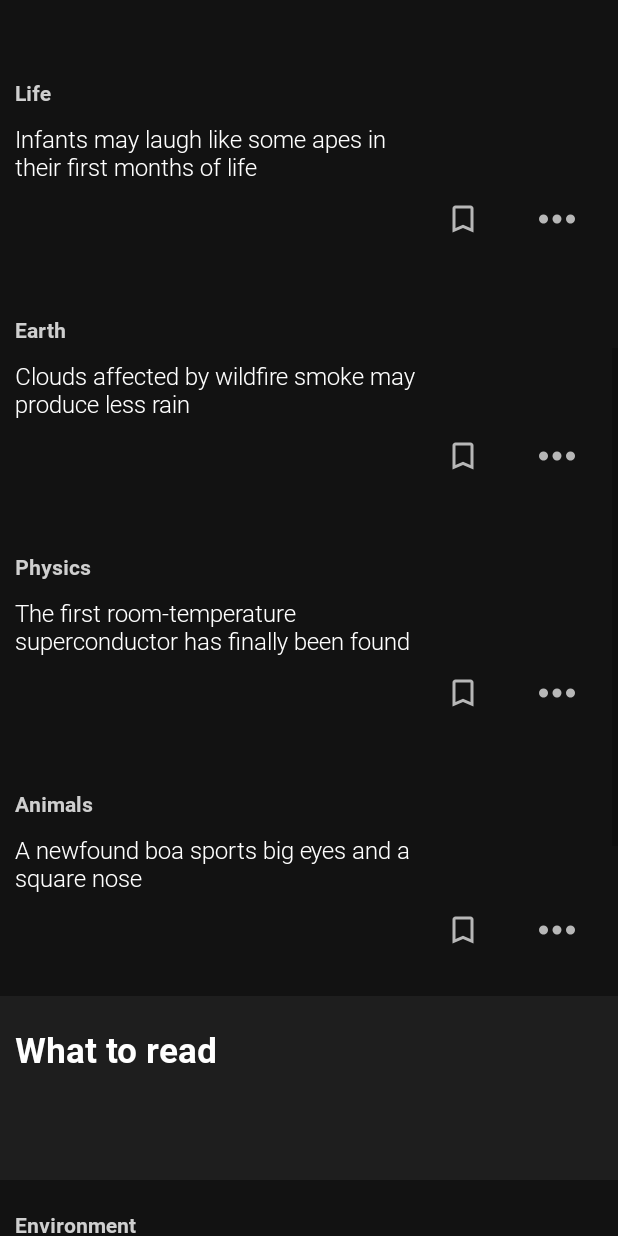
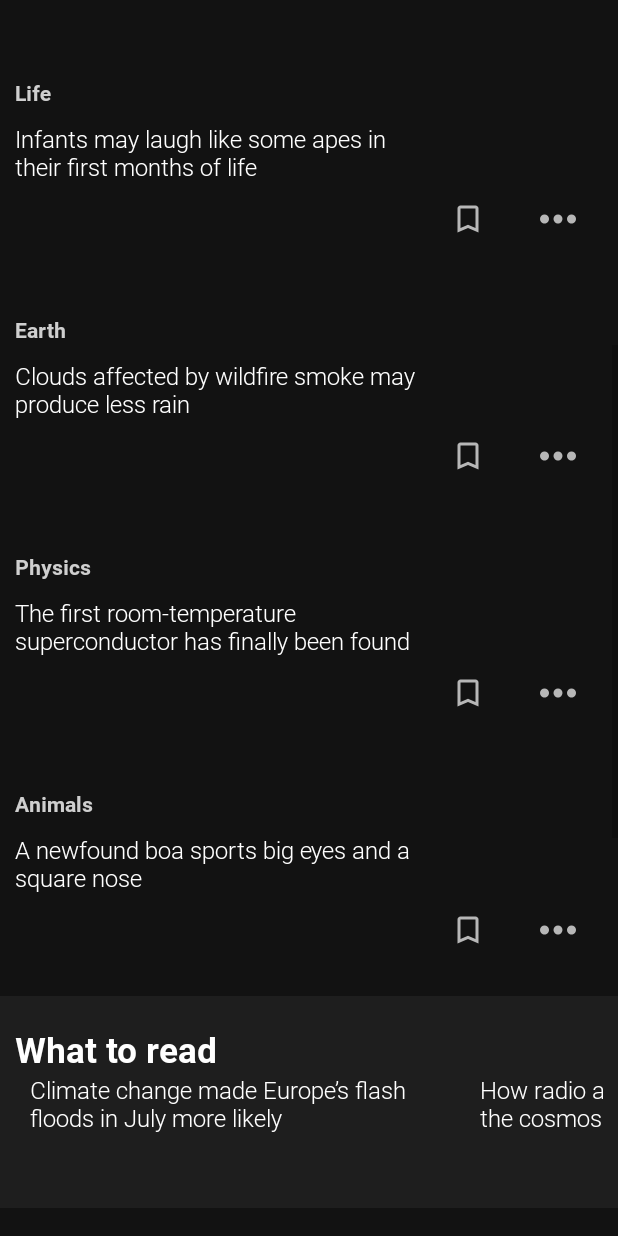
Before and after one commit to Web0zz/Science-News, an Android app: the screen it shows after launch (MainActivity), scrolled down 576 dp, on a phone screen of 412 x 824 dp. Run offline under Robolectric (Android 15) with nearby library versions, the phone set to English and light mode, and no system bars; our stand-ins replace data binding; libraries missing offline, so code that uses them is left out: java.util; pictures from the network do not load; 57 statements that could not run were skipped.

Commit message:
error fixed

```diff
--- a/app/src/main/java/com/web0zz/science_news/data/dummySource/dummyData.kt
+++ b/app/src/main/java/com/web0zz/science_news/data/dummySource/DummyData.kt
@@ -3,7 +3,7 @@ package com.web0zz.science_news.data.dummySource
 import com.web0zz.science_news.data.model.Article
 import com.web0zz.science_news.data.model.Overview
 
-object dummyData {
+object DummyData {
     const val user_image_url =
         "https://images.unsplash.com/photo-1535713875002-d1d0cf377fde?ixid=MnwxMjA3fDB8MHxzZWFyY2h8MXx8dXNlcnxlbnwwfHwwfHw%3D&ixlib=rb-1.2.1&w=1000&q=80"
 
--- a/app/src/main/java/com/web0zz/science_news/screen/home/sections/OverviewArticleFragment.kt
+++ b/app/src/main/java/com/web0zz/science_news/screen/home/sections/OverviewArticleFragment.kt
@@ -3,7 +3,7 @@ package com.web0zz.science_news.screen.home.sections
 
 import com.web0zz.science_news.R
 import com.web0zz.science_news.base.BaseFragment
-import com.web0zz.science_news.data.dummySource.dummyData.overviewList
+import com.web0zz.science_news.data.dummySource.DummyData.overviewList
 import com.web0zz.science_news.databinding.ViewOverviewArticleBinding
 
 class OverviewArticleFragment : BaseFragment<ViewOverviewArticleBinding>() {
--- a/app/src/main/java/com/web0zz/science_news/screen/home/sections/ShortArticleFragment.kt
+++ b/app/src/main/java/com/web0zz/science_news/screen/home/sections/ShortArticleFragment.kt
@@ -1,15 +1,13 @@
 package com.web0zz.science_news.screen.home.sections
-
 
 import android.os.Bundle
 import com.web0zz.science_news.MainActivity
 import com.web0zz.science_news.R
 import com.web0zz.science_news.base.BaseFragment
-import com.web0zz.science_news.data.dummySource.dummyData.newsList
+import com.web0zz.science_news.data.dummySource.DummyData.newsList
 import com.web0zz.science_news.databinding.ViewShortArticleBinding
 import com.web0zz.science_news.util.FragmentUtil
 import kotlin.properties.Delegates
-
 
 class ShortArticleFragment : BaseFragment<ViewShortArticleBinding>() {
     override fun getLayoutId() = R.layout.view_short_article
--- a/app/src/main/java/com/web0zz/science_news/screen/home/sections/TallArticleFragment.kt
+++ b/app/src/main/java/com/web0zz/science_news/screen/home/sections/TallArticleFragment.kt
@@ -4,7 +4,7 @@ import android.os.Bundle
 import com.web0zz.science_news.MainActivity
 import com.web0zz.science_news.R
 import com.web0zz.science_news.base.BaseFragment
-import com.web0zz.science_news.data.dummySource.dummyData
+import com.web0zz.science_news.data.dummySource.DummyData
 import com.web0zz.science_news.databinding.ViewTallArticleBinding
 import com.web0zz.science_news.util.FragmentUtil
 import kotlin.properties.Delegates
@@ -19,7 +19,7 @@ class TallArticleFragment : BaseFragment<ViewTallArticleBinding>() {
     }
 
     override fun initUi() {
-        fragmentDataBinding.article = dummyData.newsList[articleId]
+        fragmentDataBinding.article = DummyData.newsList[articleId]
         fragmentDataBinding.onClickDetail = object : FragmentUtil.OnClickDetail {
             override val mainActivity: MainActivity
                 get() = (requireActivity() as MainActivity)
--- a/app/src/main/java/com/web0zz/science_news/screen/home/sections/TallLightArticleFragment.kt
+++ b/app/src/main/java/com/web0zz/science_news/screen/home/sections/TallLightArticleFragment.kt
@@ -1,11 +1,10 @@
 package com.web0zz.science_news.screen.home.sections
-
 
 import android.os.Bundle
 import com.web0zz.science_news.MainActivity
 import com.web0zz.science_news.R
 import com.web0zz.science_news.base.BaseFragment
-import com.web0zz.science_news.data.dummySource.dummyData.newsList
+import com.web0zz.science_news.data.dummySource.DummyData.newsList
 import com.web0zz.science_news.databinding.ViewTallLightArticleBinding
 import com.web0zz.science_news.util.FragmentUtil
 
@@ -17,14 +16,15 @@ class TallLightArticleFragment : BaseFragment<ViewTallLightArticleBinding>() {
     override fun Bundle.getArgumentsToVariable() {
         articles = listOf(
             hashMapOf(Pair("articleId1", this.getInt(ARTICLE_ID_1))),
-            hashMapOf(Pair("articleId2", this.getInt(ARTICLE_ID_1))),
-            hashMapOf(Pair("articleId3", this.getInt(ARTICLE_ID_1))),
-            hashMapOf(Pair("articleId4", this.getInt(ARTICLE_ID_1)))
+            hashMapOf(Pair("articleId2", this.getInt(ARTICLE_ID_2))),
+            hashMapOf(Pair("articleId3", this.getInt(ARTICLE_ID_3))),
+            hashMapOf(Pair("articleId4", this.getInt(ARTICLE_ID_4)))
         )
     }
 
     override fun initUi() {
-        fragmentDataBinding.articleList = newsList.subList(articles[0]["articleId1"]!!, articles[3]["articleId1"]!! + 1)
+        fragmentDataBinding.articleList =
+            newsList.subList(articles[0]["articleId1"]!!, articles[3]["articleId4"]!! + 1)
         fragmentDataBinding.onClickDetail = object : FragmentUtil.OnClickDetail {
             override val mainActivity: MainActivity
                 get() = (requireActivity() as MainActivity)
--- a/app/src/main/java/com/web0zz/science_news/screen/home/topbar/TopBarFragment.kt
+++ b/app/src/main/java/com/web0zz/science_news/screen/home/topbar/TopBarFragment.kt
@@ -3,7 +3,7 @@ package com.web0zz.science_news.screen.home.topbar
 
 import com.web0zz.science_news.R
 import com.web0zz.science_news.base.BaseFragment
-import com.web0zz.science_news.data.model.user_image_url
+import com.web0zz.science_news.data.dummySource.DummyData.user_image_url
 import com.web0zz.science_news.databinding.ViewTopbarBinding
 
 class TopBarFragment : BaseFragment<ViewTopbarBinding>() {
--- a/app/src/main/java/com/web0zz/science_news/util/FragmentUtil.kt
+++ b/app/src/main/java/com/web0zz/science_news/util/FragmentUtil.kt
@@ -7,7 +7,7 @@ object FragmentUtil {
     interface OnClickDetail {
         val mainActivity: MainActivity
 
-        fun onClick(articleId: Int) {
+        fun onClickArticle(articleId: Int) {
             mainActivity.initHome(true)
             mainActivity.initDetail(false, articleId)
         }
--- a/app/src/main/res/layout/view_short_article.xml
+++ b/app/src/main/res/layout/view_short_article.xml
@@ -4,9 +4,11 @@
     xmlns:tools="http://schemas.android.com/tools">
 
     <data>
+
         <variable
             name="onClickDetail"
             type="com.web0zz.science_news.util.FragmentUtil.OnClickDetail" />
+
         <variable
             name="article"
             type="com.web0zz.science_news.data.model.Article" />
@@ -17,7 +19,7 @@
         android:layout_width="match_parent"
         android:layout_height="wrap_content"
         android:background="@color/dark_background"
-        android:onClick="@{_ -> onClickDetail.onClick(article)}">
+        android:onClick="@{_ -> onClickDetail.onClickArticle(article.id)}">
 
         <TextView
             android:id="@+id/tall_section_category_textView"
@@ -38,6 +40,7 @@
             android:id="@+id/tall_section_title_textView"
             android:layout_width="0dp"
             android:layout_height="wrap_content"
+            android:layout_marginEnd="5dp"
             android:fontFamily="@font/roboto_light"
             android:text="@{article.title}"
             android:textColor="@color/white"
@@ -56,12 +59,12 @@
             Width="@{600}"
             android:layout_width="0dp"
             android:layout_height="0dp"
-            app:layout_constraintWidth_max="150dp"
             android:contentDescription="@string/article_thumbnail"
             app:layout_constraintBottom_toTopOf="@+id/title_bottom_barrier"
             app:layout_constraintDimensionRatio="w,16:9"
             app:layout_constraintEnd_toStartOf="@+id/tall_right_guideline"
             app:layout_constraintTop_toTopOf="@+id/tall_top_guideline"
+            app:layout_constraintWidth_max="120dp"
             tools:src="@drawable/news1" />
 
         <TextView
--- a/app/src/main/res/layout/view_tall_article.xml
+++ b/app/src/main/res/layout/view_tall_article.xml
@@ -1,12 +1,14 @@
 <?xml version="1.0" encoding="utf-8"?>
 <layout xmlns:android="http://schemas.android.com/apk/res/android"
-    xmlns:tools="http://schemas.android.com/tools"
-    xmlns:app="http://schemas.android.com/apk/res-auto">
+    xmlns:app="http://schemas.android.com/apk/res-auto"
+    xmlns:tools="http://schemas.android.com/tools">
 
     <data>
+
         <variable
             name="onClickDetail"
             type="com.web0zz.science_news.util.FragmentUtil.OnClickDetail" />
+
         <variable
             name="article"
             type="com.web0zz.science_news.data.model.Article" />
@@ -17,7 +19,7 @@
         android:layout_width="match_parent"
         android:layout_height="wrap_content"
         android:background="@color/dark_background"
-        android:onClick="@{_ -> onClickDetail.onClick(article)}">
+        android:onClick="@{_ -> onClickDetail.onClickArticle(article.id)}">
 
         <ImageView
             android:id="@+id/tall_section_thumbnail_imageView"
@@ -28,8 +30,8 @@
             android:layout_width="0dp"
             android:layout_height="0dp"
             android:contentDescription="@string/article_thumbnail"
+            app:layout_constraintEnd_toStartOf="@+id/tall_right_guideline"
             app:layout_constraintHeight_min="220dp"
-            app:layout_constraintEnd_toStartOf="@+id/tall_right_guideline"
             app:layout_constraintStart_toStartOf="@+id/tall_left_guideline"
             app:layout_constraintTop_toTopOf="@+id/tall_top_guideline"
             tools:src="@drawable/news1" />
@@ -55,10 +57,10 @@
             android:fontFamily="@font/roboto_light"
             android:text="@{article.title}"
             android:textColor="@color/white"
+            app:layout_constraintBottom_toTopOf="@id/tall_title_bottom_barrier"
             app:layout_constraintEnd_toStartOf="@+id/tall_right_guideline"
             app:layout_constraintStart_toStartOf="@+id/tall_left_guideline"
             app:layout_constraintTop_toBottomOf="@+id/tall_section_category_textView"
-            app:layout_constraintBottom_toTopOf="@id/tall_title_bottom_barrier"
             tools:text="Astronomers may have seen a star gulp down a black hole and explode" />
 
         <TextView
--- a/app/src/main/res/layout/view_tall_light_article.xml
+++ b/app/src/main/res/layout/view_tall_light_article.xml
@@ -1,27 +1,31 @@
 <?xml version="1.0" encoding="utf-8"?>
 <layout xmlns:android="http://schemas.android.com/apk/res/android"
-    xmlns:tools="http://schemas.android.com/tools"
-    xmlns:app="http://schemas.android.com/apk/res-auto">
+    xmlns:app="http://schemas.android.com/apk/res-auto"
+    xmlns:tools="http://schemas.android.com/tools">
 
     <data>
+
         <variable
             name="onClickDetail"
             type="com.web0zz.science_news.util.FragmentUtil.OnClickDetail" />
 
-        <import type="java.util.List"/>
-        <import type="com.web0zz.science_news.data.model.Article"/>
+        <import type="java.util.List" />
+
+        <import type="com.web0zz.science_news.data.model.Article" />
+
         <variable
             name="articleList"
-            type="List&lt;Article" />
+            type="List&lt;Article&gt;" />
     </data>
 
+    <!-- TODO move hard coded values to res-->
     <androidx.constraintlayout.widget.ConstraintLayout
         android:layout_width="match_parent"
         android:layout_height="wrap_content"
         android:background="@color/light_background">
 
         <TextView
-            android:id="@+id/textView"
+            android:id="@+id/head_textView"
             android:layout_width="wrap_content"
             android:layout_height="wrap_content"
             android:fontFamily="@font/roboto_bold"
@@ -36,9 +40,9 @@
             android:layout_height="wrap_content"
             android:scrollbars="none"
             app:layout_constraintBottom_toTopOf="@+id/guideline_bottom"
+            app:layout_constraintEnd_toStartOf="@id/tall_right_guideline"
             app:layout_constraintStart_toStartOf="@+id/tall_left_guideline"
-            app:layout_constraintEnd_toStartOf="@id/tall_right_guideline"
-            app:layout_constraintTop_toBottomOf="@+id/textView">
+            app:layout_constraintTop_toBottomOf="@+id/head_textView">
 
             <LinearLayout
                 android:layout_width="wrap_content"
@@ -47,7 +51,7 @@
                 <LinearLayout
                     android:layout_width="300dp"
                     android:layout_height="wrap_content"
-                    android:onClick="@{_ -> onClickDetail.onClick(articleList[0])}"
+                    android:onClick="@{_ -> onClickDetail.onClickArticle(articleList[0].id)}"
                     android:orientation="vertical"
                     android:paddingHorizontal="10dp">
 
@@ -89,7 +93,7 @@
                 <LinearLayout
                     android:layout_width="300dp"
                     android:layout_height="wrap_content"
-                    android:onClick="@{_ -> onClickDetail.onClick(articleList[1])}"
+                    android:onClick="@{_ -> onClickDetail.onClickArticle(articleList[1].id)}"
                     android:orientation="vertical"
                     android:paddingHorizontal="10dp">
 
@@ -130,7 +134,7 @@
                 <LinearLayout
                     android:layout_width="300dp"
                     android:layout_height="wrap_content"
-                    android:onClick="@{_ -> onClickDetail.onClick(articleList[2])}"
+                    android:onClick="@{_ -> onClickDetail.onClickArticle(articleList[2].id)}"
                     android:orientation="vertical"
                     android:paddingHorizontal="10dp">
 
@@ -171,7 +175,7 @@
                 <LinearLayout
                     android:layout_width="300dp"
                     android:layout_height="wrap_content"
-                    android:onClick="@{_ -> onClickDetail.onClick(articleList[3])}"
+                    android:onClick="@{_ -> onClickDetail.onClickArticle(articleList[3].id)}"
                     android:orientation="vertical"
                     android:paddingHorizontal="10dp">
 
--- a/app/src/main/res/layout/view_topbar.xml
+++ b/app/src/main/res/layout/view_topbar.xml
@@ -1,7 +1,7 @@
 <?xml version="1.0" encoding="utf-8"?>
 <layout xmlns:android="http://schemas.android.com/apk/res/android"
-    xmlns:tools="http://schemas.android.com/tools"
-    xmlns:app="http://schemas.android.com/apk/res-auto">
+    xmlns:app="http://schemas.android.com/apk/res-auto"
+    xmlns:tools="http://schemas.android.com/tools">
 
     <data>
 
@@ -30,9 +30,9 @@
             android:layout_height="wrap_content"
             android:fontFamily="@font/pinto"
             android:text="@string/science_news"
+            android:textAlignment="center"
             android:textColor="@color/white"
             android:textSize="24sp"
-            android:textAlignment="center"
             app:layout_constraintBottom_toBottomOf="@+id/imageView2"
             app:layout_constraintEnd_toStartOf="@+id/imageButton2"
             app:layout_constraintStart_toEndOf="@+id/imageView2"
--- a/app/src/main/res/values/strings.xml
+++ b/app/src/main/res/values/strings.xml
@@ -12,7 +12,6 @@
     <string name="search">Search</string>
     <string name="overview">Overview</string>
     <string name="article_thumbnail">Article Thumbnail</string>
-    <string name="turn_back_to_home_page">Turn back to Home Page</string>
 
     <!-- Temp Data For Tools:text -->
     <string name="body_text_tmp1">For the first time, astronomers have captured solid evidence of a rare double cosmic cannibalism — a star swallowing a compact object such as a black hole or neutron star. In turn, that object gobbled the star’s core, causing it to explode and leave behind only a black hole.
--- a/build.gradle
+++ b/build.gradle
@@ -19,7 +19,7 @@ buildscript {
     }
     dependencies {
         classpath "com.android.tools.build:gradle:7.0.2"
-        classpath "org.jetbrains.kotlin:kotlin-gradle-plugin:1.5.30"
+        classpath "org.jetbrains.kotlin:kotlin-gradle-plugin:1.5.31"
 
         // NOTE: Do not place your application dependencies here; they belong
         // in the individual module build.gradle files
```
Also changed, not shown: app/src/main/java/com/web0zz/science_news/screen/detail/DetailFragment.kt (+7 -7 lines), app/src/main/res/layout/fragment_detail_screen.xml (+5 -5 lines), app/src/main/res/layout/view_overview_article.xml (+5 -2 lines).
